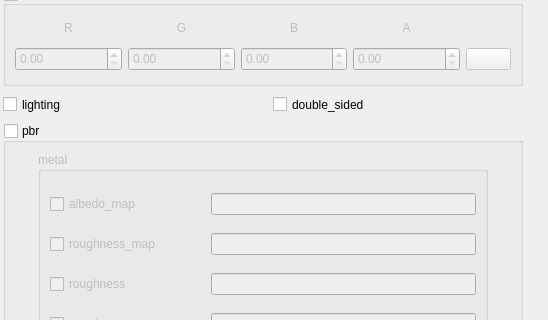
Before: the Qt Designer form robot_descriptor/forms/material.ui in maidenone/RobotDescriptor, drawn with Qt 5; both pictures show x 0 to 548 and y 480 to 800 of the 548 by 1545 pixel window.
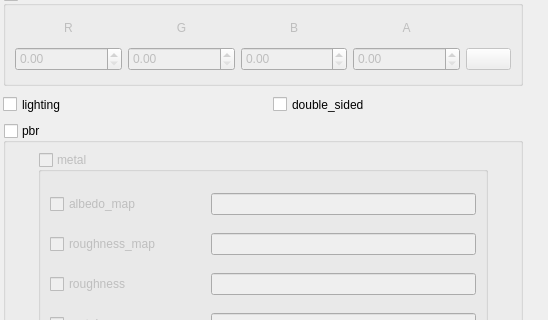
After: the same form once the commit is applied.

The edit to the form file:
```diff
--- a/robot_descriptor/forms/material.ui
+++ b/robot_descriptor/forms/material.ui
@@ -1114,7 +1114,7 @@
           <string>metal</string>
          </property>
          <property name="checkable">
-          <bool>false</bool>
+          <bool>true</bool>
          </property>
          <property name="checked">
           <bool>false</bool>
```
Left out of the diff: 938 changed lines with no effect on the pictures.
